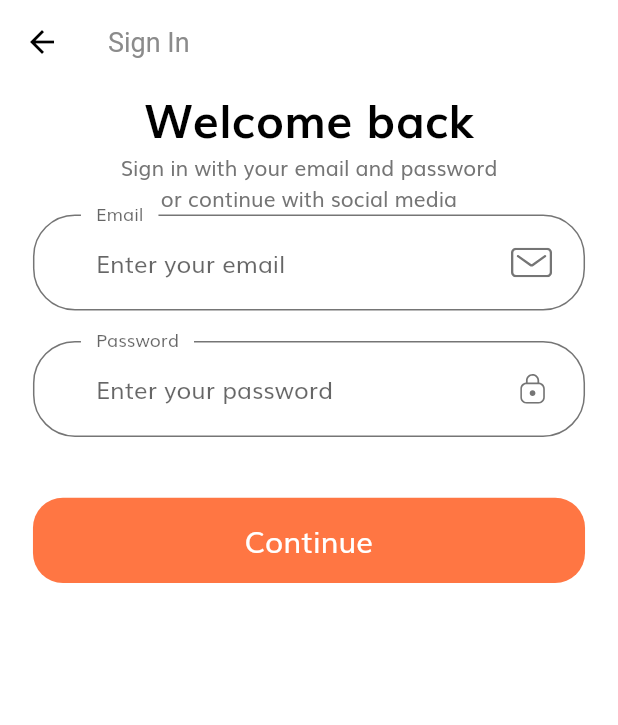
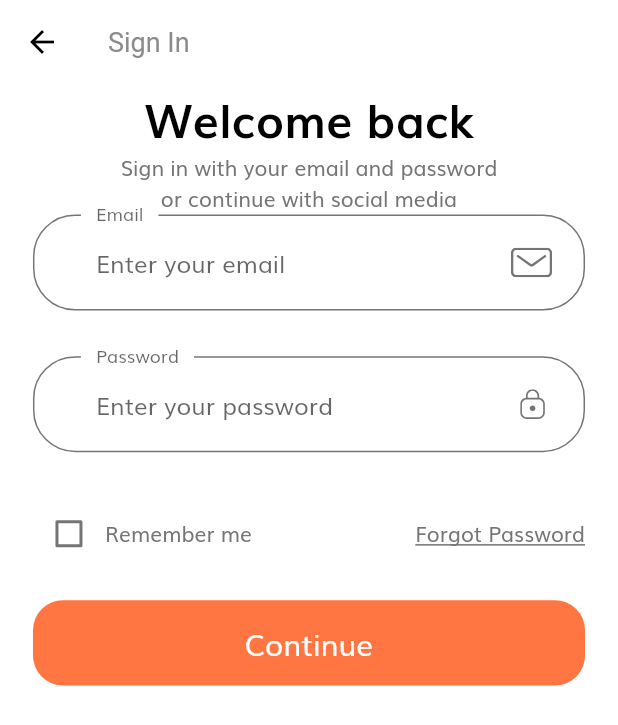
Before and after one commit to TheCodeNinja/Flutter_UI_Ecommerce_App, a Flutter app: the screen it shows after launch, after a tap on "Continue", on a phone screen of 412 x 824 dp. Shown: the top 725 px of the screen. Run offline on Flutter 3.47's test engine with Material 2 defaults, Android fonts, the phone set to English and light mode, and no system bars; our stand-ins replace flutter_svg.

Commit message:
lesson 40 - checkbox row for SignInForm

```diff
--- a/lib/screens/sign_in/components/body.dart
+++ b/lib/screens/sign_in/components/body.dart
@@ -50,6 +50,7 @@ class _SignInFormState extends State<SignInForm> {
   final List<String> errors = [];
   String email;
   String password;
+  bool remember = false;
 
   @override
   Widget build(BuildContext context) {
@@ -59,9 +60,30 @@ class _SignInFormState extends State<SignInForm> {
       child: Column(
         children: [
           buildEmailTextFormField(),
-          SizedBox(height: getProportionateScreenHeight(20)),
+          SizedBox(height: getProportionateScreenHeight(30)),
           buildPasswordTextFormField(),
-          SizedBox(height: getProportionateScreenHeight(20)),
+          SizedBox(height: getProportionateScreenHeight(30)),
+          Row(
+            children: [
+              Checkbox(
+                value: remember,
+                activeColor: kPrimaryColor,
+                onChanged: (value) {
+                  setState(() {
+                    remember = value;
+                  });
+                },
+              ),
+              Text("Remember me"),
+              Spacer(),
+              Text(
+                "Forgot Password",
+                style: TextStyle(
+                  decoration: TextDecoration.underline,
+                ),
+              )
+            ],
+          ),
           FormError(errors: errors),
           SizedBox(height: getProportionateScreenHeight(20)),
           DefaultButton(
```
